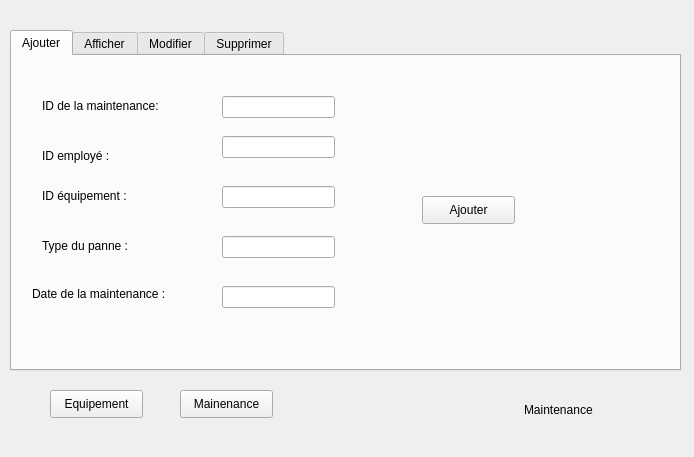
This is Documents/maintenancee/maintenance.ui in hanenjabnoun-Esprit-2019/Smart_News_Agency_2A25 as Qt 5 draws it before an edit. The edited form follows.
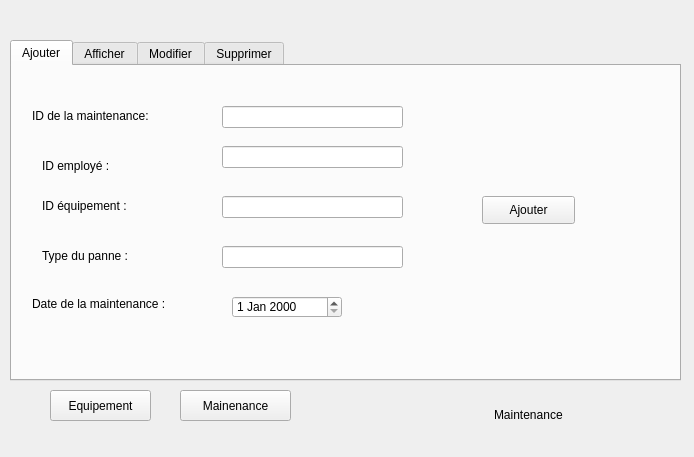
This is the edited form. The open tabs and pages were chosen to show the change.

```diff
--- a/Documents/maintenancee/maintenance.ui
+++ b/Documents/maintenancee/maintenance.ui
@@ -491,7 +491,7 @@
      <property name="geometry">
       <rect>
        <x>0</x>
-       <y>10</y>
+       <y>20</y>
        <width>671</width>
        <height>341</height>
       </rect>
@@ -506,12 +506,20 @@
       <widget class="QLabel" name="label_9">
        <property name="geometry">
         <rect>
-         <x>30</x>
+         <x>20</x>
          <y>40</y>
-         <width>131</width>
+         <width>141</width>
          <height>20</height>
         </rect>
        </property>
+       <property name="font">
+        <font>
+         <family>Yu Gothic UI</family>
+         <weight>50</weight>
+         <italic>false</italic>
+         <bold>false</bold>
+        </font>
+       </property>
        <property name="text">
         <string>ID de la maintenance:</string>
        </property>
@@ -547,7 +555,7 @@
         <rect>
          <x>210</x>
          <y>40</y>
-         <width>113</width>
+         <width>181</width>
          <height>22</height>
         </rect>
        </property>
@@ -557,17 +565,7 @@
         <rect>
          <x>210</x>
          <y>180</y>
-         <width>113</width>
-         <height>22</height>
-        </rect>
-       </property>
-      </widget>
-      <widget class="QLineEdit" name="lineEdit_date">
-       <property name="geometry">
-        <rect>
-         <x>210</x>
-         <y>230</y>
-         <width>113</width>
+         <width>181</width>
          <height>22</height>
         </rect>
        </property>
@@ -575,8 +573,8 @@
       <widget class="QPushButton" name="pb_ajouterm">
        <property name="geometry">
         <rect>
-         <x>410</x>
-         <y>140</y>
+         <x>470</x>
+         <y>130</y>
          <width>93</width>
          <height>28</height>
         </rect>
@@ -616,7 +614,7 @@
         <rect>
          <x>210</x>
          <y>80</y>
-         <width>113</width>
+         <width>181</width>
          <height>22</height>
         </rect>
        </property>
@@ -626,7 +624,17 @@
         <rect>
          <x>210</x>
          <y>130</y>
-         <width>113</width>
+         <width>181</width>
+         <height>22</height>
+        </rect>
+       </property>
+      </widget>
+      <widget class="QDateEdit" name="dateEdit_m">
+       <property name="geometry">
+        <rect>
+         <x>220</x>
+         <y>230</y>
+         <width>110</width>
          <height>22</height>
         </rect>
        </property>
@@ -851,10 +859,10 @@
     <widget class="QLabel" name="label_8">
      <property name="geometry">
       <rect>
-       <x>514</x>
-       <y>380</y>
-       <width>91</width>
-       <height>20</height>
+       <x>484</x>
+       <y>379</y>
+       <width>121</width>
+       <height>31</height>
       </rect>
      </property>
      <property name="text">
@@ -866,8 +874,8 @@
       <rect>
        <x>40</x>
        <y>370</y>
-       <width>93</width>
-       <height>28</height>
+       <width>101</width>
+       <height>31</height>
       </rect>
      </property>
      <property name="text">
@@ -879,8 +887,8 @@
       <rect>
        <x>170</x>
        <y>370</y>
-       <width>93</width>
-       <height>28</height>
+       <width>111</width>
+       <height>31</height>
       </rect>
      </property>
      <property name="text">
```
Left out of the diff: 134 changed lines with no effect on the pictures.
